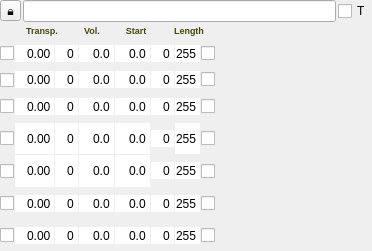
Before: the Qt Designer form Qt/qt4_patch_widget.ui in kmatheussen/radium, drawn with Qt 5.
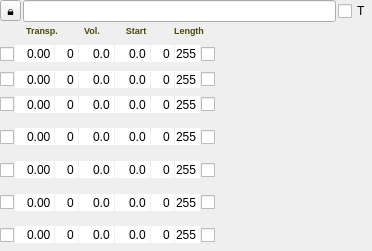
After: the same form once the commit is applied.

Commit message: 1. FaustDev2: R_FX -> D_FX. 2. Patch widget: Fix gap betweeen rows. 3. FaustDev[1/2]: Fix "Half" mode always using half of the space also after resizing window

```diff
--- a/Qt/qt4_patch_widget.ui
+++ b/Qt/qt4_patch_widget.ui
@@ -374,7 +374,7 @@
           <property name="sizeHint" stdset="0">
            <size>
             <width>0</width>
-            <height>20</height>
+            <height>0</height>
            </size>
           </property>
          </spacer>
@@ -585,7 +585,7 @@
           <property name="sizeHint" stdset="0">
            <size>
             <width>0</width>
-            <height>20</height>
+            <height>0</height>
            </size>
           </property>
          </spacer>
@@ -796,7 +796,7 @@
           <property name="sizeHint" stdset="0">
            <size>
             <width>0</width>
-            <height>20</height>
+            <height>0</height>
            </size>
           </property>
          </spacer>
@@ -1007,7 +1007,7 @@
           <property name="sizeHint" stdset="0">
            <size>
             <width>0</width>
-            <height>20</height>
+            <height>0</height>
            </size>
           </property>
          </spacer>
@@ -1015,7 +1015,7 @@
         <item>
          <widget class="QDoubleSpinBox" name="t4">
           <property name="sizePolicy">
-           <sizepolicy hsizetype="Fixed" vsizetype="Minimum">
+            <sizepolicy hsizetype="Fixed" vsizetype="Fixed">
             <horstretch>0</horstretch>
             <verstretch>0</verstretch>
            </sizepolicy>
@@ -1040,7 +1040,7 @@
         <item>
          <widget class="QSpinBox" name="v4">
           <property name="sizePolicy">
-           <sizepolicy hsizetype="Fixed" vsizetype="Minimum">
+            <sizepolicy hsizetype="Fixed" vsizetype="Fixed">
             <horstretch>0</horstretch>
             <verstretch>0</verstretch>
            </sizepolicy>
@@ -1065,7 +1065,7 @@
         <item>
          <widget class="QDoubleSpinBox" name="s4">
           <property name="sizePolicy">
-           <sizepolicy hsizetype="Fixed" vsizetype="Minimum">
+            <sizepolicy hsizetype="Fixed" vsizetype="Fixed">
             <horstretch>0</horstretch>
             <verstretch>0</verstretch>
            </sizepolicy>
@@ -1093,7 +1093,7 @@
         <item>
          <widget class="QDoubleSpinBox" name="l4">
           <property name="sizePolicy">
-           <sizepolicy hsizetype="Fixed" vsizetype="Minimum">
+            <sizepolicy hsizetype="Fixed" vsizetype="Fixed">
             <horstretch>0</horstretch>
             <verstretch>0</verstretch>
            </sizepolicy>
@@ -1146,7 +1146,7 @@
         <item>
          <widget class="QSpinBox" name="c4">
           <property name="sizePolicy">
-           <sizepolicy hsizetype="Fixed" vsizetype="Minimum">
+            <sizepolicy hsizetype="Fixed" vsizetype="Fixed">
             <horstretch>0</horstretch>
             <verstretch>0</verstretch>
            </sizepolicy>
@@ -1226,7 +1226,7 @@
         <item>
          <widget class="QDoubleSpinBox" name="t5">
           <property name="sizePolicy">
-           <sizepolicy hsizetype="Fixed" vsizetype="Minimum">
+            <sizepolicy hsizetype="Fixed" vsizetype="Fixed">
             <horstretch>0</horstretch>
             <verstretch>0</verstretch>
            </sizepolicy>
@@ -1251,7 +1251,7 @@
         <item>
          <widget class="QSpinBox" name="v5">
           <property name="sizePolicy">
-           <sizepolicy hsizetype="Fixed" vsizetype="Minimum">
+            <sizepolicy hsizetype="Fixed" vsizetype="Fixed">
             <horstretch>0</horstretch>
             <verstretch>0</verstretch>
            </sizepolicy>
@@ -1276,7 +1276,7 @@
         <item>
          <widget class="QDoubleSpinBox" name="s5">
           <property name="sizePolicy">
-           <sizepolicy hsizetype="Fixed" vsizetype="Minimum">
+            <sizepolicy hsizetype="Fixed" vsizetype="Fixed">
             <horstretch>0</horstretch>
             <verstretch>0</verstretch>
            </sizepolicy>
@@ -1304,7 +1304,7 @@
         <item>
          <widget class="QDoubleSpinBox" name="l5">
           <property name="sizePolicy">
-           <sizepolicy hsizetype="Fixed" vsizetype="Minimum">
+            <sizepolicy hsizetype="Fixed" vsizetype="Fixed">
             <horstretch>0</horstretch>
             <verstretch>0</verstretch>
            </sizepolicy>
@@ -1426,7 +1426,7 @@
           <property name="sizeHint" stdset="0">
            <size>
             <width>0</width>
-            <height>20</height>
+            <height>0</height>
            </size>
           </property>
          </spacer>
@@ -1634,7 +1634,7 @@
           <property name="sizeHint" stdset="0">
            <size>
             <width>0</width>
-            <height>20</height>
+            <height>0</height>
            </size>
           </property>
          </spacer>
```
Lines whose indentation alone changed are shown as unchanged. The commit also changes 6 other files.
